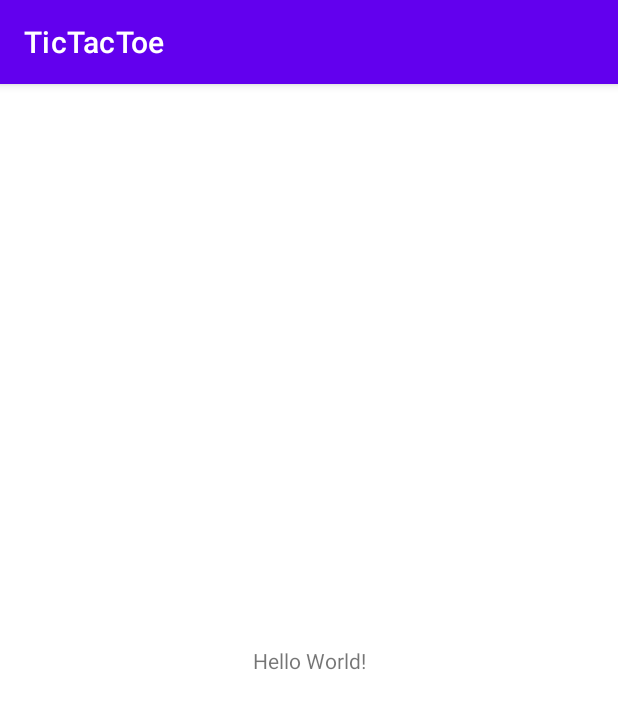
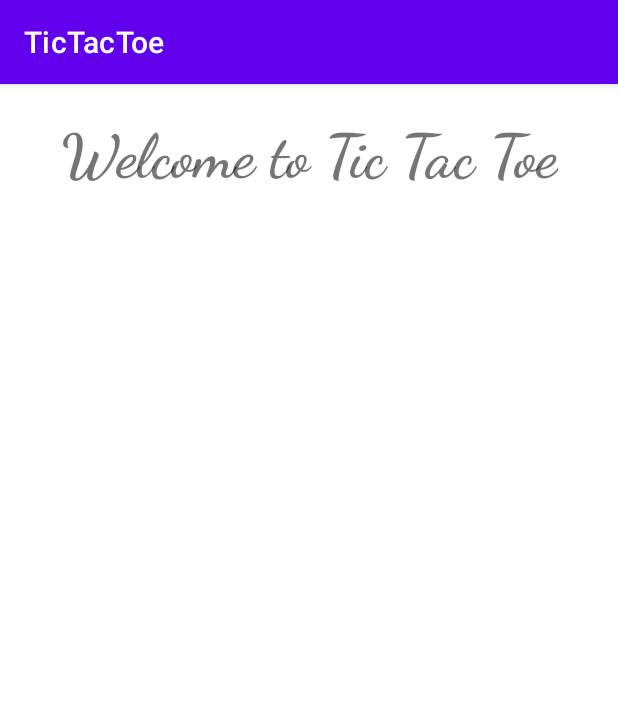
Before and after one commit to haiderali015/TicTacToe-Game, an Android app: the screen it shows after launch (MainActivity), on a phone screen of 412 x 824 dp. Shown: the top 709 px of the screen. Run offline under Robolectric (Android 15) with nearby library versions, the phone set to English and light mode, and no system bars.

Commit message:
heading is created on main page

```diff
--- a/app/src/main/res/layout/activity_main.xml
+++ b/app/src/main/res/layout/activity_main.xml
@@ -9,8 +9,11 @@
     <TextView
         android:layout_width="wrap_content"
         android:layout_height="wrap_content"
-        android:text="Hello World!"
-        app:layout_constraintBottom_toBottomOf="parent"
+        android:layout_marginTop="23dp"
+        android:fontFamily="cursive"
+        android:text="Welcome to Tic Tac Toe"
+        android:textSize="40sp"
+        android:textStyle="bold"
         app:layout_constraintLeft_toLeftOf="parent"
         app:layout_constraintRight_toRightOf="parent"
         app:layout_constraintTop_toTopOf="parent" />
```
